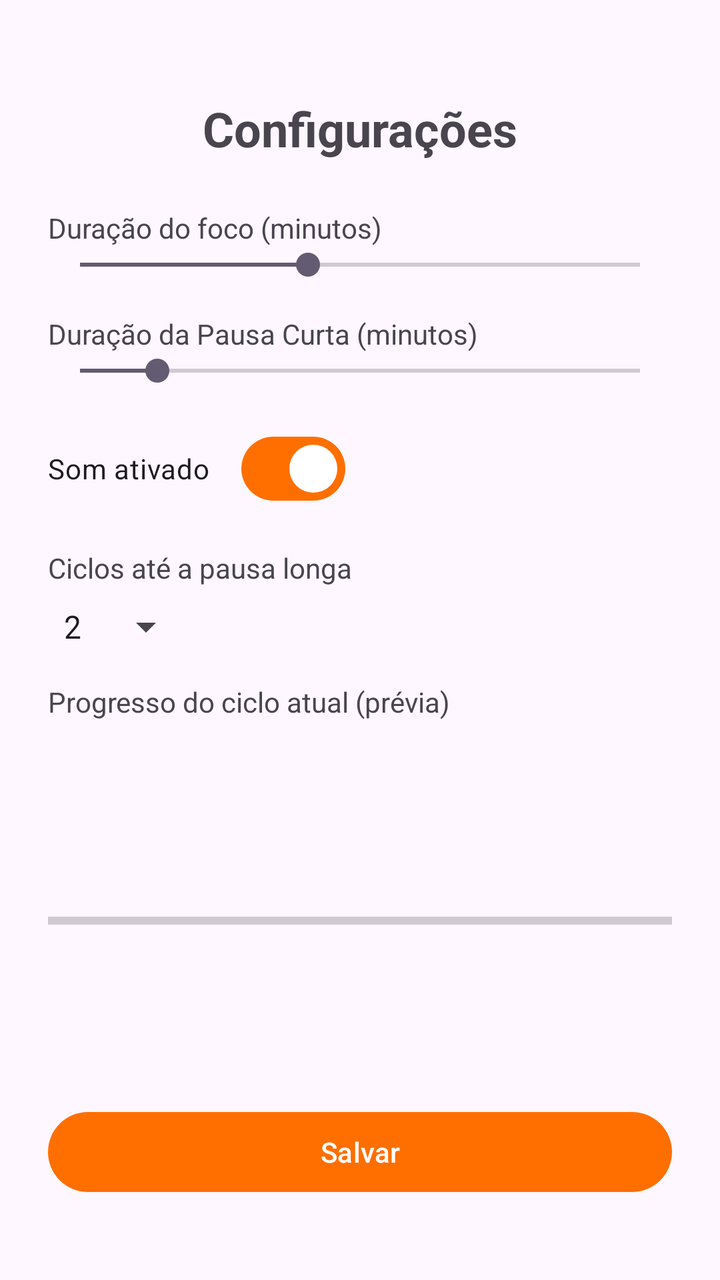
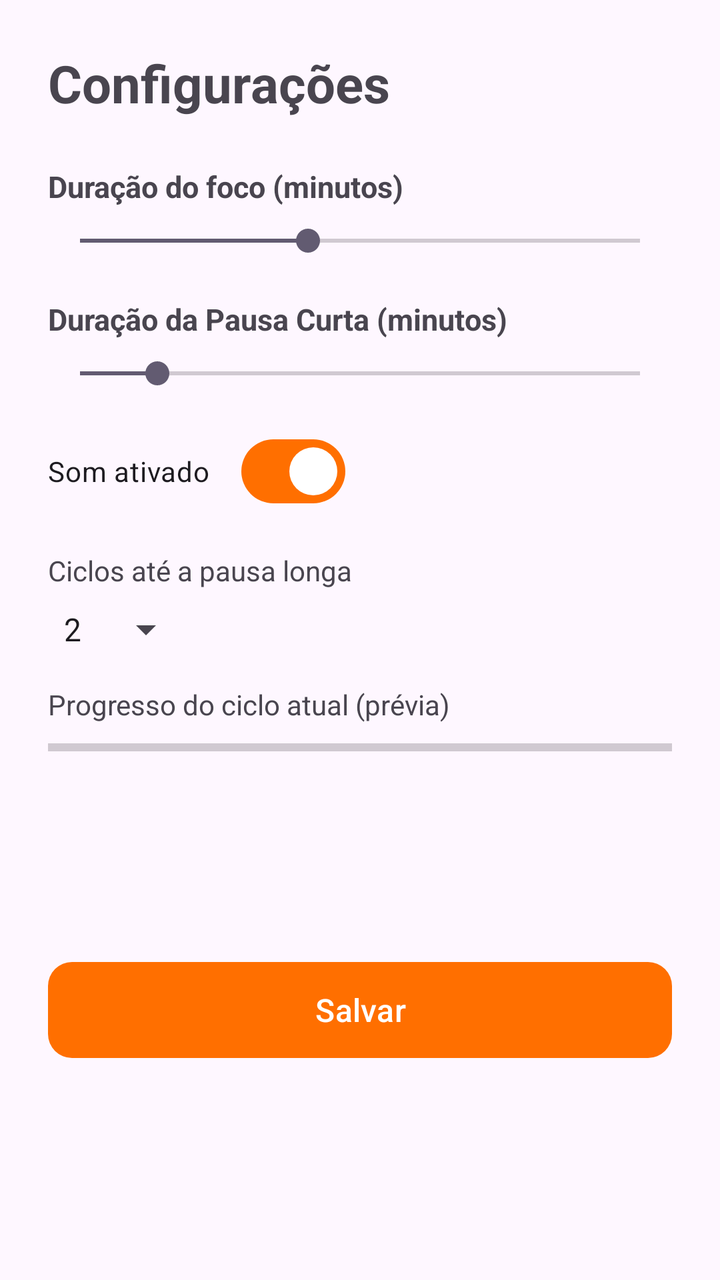

Screens rendered from an Android XML layout before and after an edit, with the pre-edit source and the edit as a unified diff.
<!-- AndroidManifest.xml: application theme Theme.FocusZone -->
<!-- res/layout/activity_configuracao.xml -->
<?xml version="1.0" encoding="utf-8"?>
<androidx.constraintlayout.widget.ConstraintLayout xmlns:android="http://schemas.android.com/apk/res/android"
    xmlns:app="http://schemas.android.com/apk/res-auto"
    android:layout_width="match_parent"
    android:layout_height="match_parent"
    android:padding="24dp">

    <com.google.android.material.textview.MaterialTextView
        android:id="@+id/tituloConfiguracaoText"
        android:layout_width="wrap_content"
        android:layout_height="wrap_content"
        android:text="@string/titulo_configuracao"
        android:textSize="24sp"
        android:textStyle="bold"
        app:layout_constraintTop_toTopOf="parent"
        app:layout_constraintStart_toStartOf="parent"
        app:layout_constraintEnd_toEndOf="parent"
        android:layout_marginTop="24dp"/>

    <TextView
        android:id="@+id/duracaoFocoLabel"
        android:layout_width="wrap_content"
        android:layout_height="wrap_content"
        android:text="@string/label_duracao_foco"
        app:layout_constraintTop_toBottomOf="@id/tituloConfiguracaoText"
        app:layout_constraintStart_toStartOf="parent"
        android:layout_marginTop="24dp"/>

    <SeekBar
        android:id="@+id/duracaoFocoSeekBar"
        android:layout_width="0dp"
        android:layout_height="wrap_content"
        android:min="1"
        android:max="60"
        android:progress="25"
        app:layout_constraintTop_toBottomOf="@id/duracaoFocoLabel"
        app:layout_constraintStart_toStartOf="parent"
        app:layout_constraintEnd_toEndOf="parent"/>

    <TextView
        android:id="@+id/duracaoPausaLabel"
        android:layout_width="wrap_content"
        android:layout_height="wrap_content"
        android:text="@string/duracao_pausa_curta"
        app:layout_constraintTop_toBottomOf="@id/duracaoFocoSeekBar"
        app:layout_constraintStart_toStartOf="parent"
        android:layout_marginTop="16dp"/>

    <SeekBar
        android:id="@+id/duracaoPausaSeekBar"
        android:layout_width="0dp"
        android:layout_height="wrap_content"
        android:min="1"
        android:max="30"
        android:progress="5"
        app:layout_constraintTop_toBottomOf="@id/duracaoPausaLabel"
        app:layout_constraintStart_toStartOf="parent"
        app:layout_constraintEnd_toEndOf="parent"/>

    <com.google.android.material.materialswitch.MaterialSwitch
        android:id="@+id/somAtivadoSwitch"
        android:layout_width="wrap_content"
        android:layout_height="wrap_content"
        android:text="@string/label_som_ativado"
        android:checked="true"
        app:layout_constraintTop_toBottomOf="@id/duracaoPausaSeekBar"
        app:layout_constraintStart_toStartOf="parent"
        android:layout_marginTop="16dp"/>
    <TextView
        android:id="@+id/ciclosLabel"
        android:layout_width="wrap_content"
        android:layout_height="wrap_content"
        android:text="@string/label_ciclos"
        app:layout_constraintTop_toBottomOf="@id/somAtivadoSwitch"
        app:layout_constraintStart_toStartOf="parent"
        android:layout_marginTop="16dp"/>

    <Spinner
        android:id="@+id/ciclosSpinner"
        android:layout_width="wrap_content"
        android:layout_height="wrap_content"
        android:entries="@array/opcoes_ciclos"
        app:layout_constraintTop_toBottomOf="@id/ciclosLabel"
        app:layout_constraintStart_toStartOf="parent"
        android:layout_marginTop="8dp"/>

    <TextView
        android:id="@+id/progressoCicloLabel"
        android:layout_width="wrap_content"
        android:layout_height="wrap_content"
        android:text="@string/label_progresso_ciclo"
        app:layout_constraintTop_toBottomOf="@id/ciclosSpinner"
        app:layout_constraintStart_toStartOf="parent"
        android:layout_marginTop="16dp"/>

    <ProgressBar
        android:id="@+id/progressoCicloBar"
        style="?android:attr/progressBarStyleHorizontal"
        android:layout_width="0dp"
        android:layout_height="wrap_content"
        android:max="100"
        android:progress="0"
        app:layout_constraintTop_toBottomOf="@id/progressoCicloLabel"
        app:layout_constraintBottom_toTopOf="@id/salvarConfiguracaoButton"
        app:layout_constraintStart_toStartOf="parent"
        app:layout_constraintEnd_toEndOf="parent"
        android:layout_marginTop="8dp"/>

    <com.google.android.material.button.MaterialButton
        android:id="@+id/salvarConfiguracaoButton"
        android:layout_width="0dp"
        android:layout_height="wrap_content"
        android:text="@string/btn_salvar"
        app:layout_constraintBottom_toBottomOf="parent"
        app:layout_constraintStart_toStartOf="parent"
        app:layout_constraintEnd_toEndOf="parent"
        android:layout_marginBottom="16dp"/>

</androidx.constraintlayout.widget.ConstraintLayout>
<!-- resources referenced by this layout -->
<resources>
  <string-array name="opcoes_ciclos">
          <item>2</item>
          <item>3</item>
          <item>4</item>
          <item>5</item>
          <item>6</item>
      </string-array>
  <string name="btn_salvar">Salvar</string>
  <string name="duracao_pausa_curta">Duração da Pausa Curta (minutos)</string>
  <string name="label_ciclos">Ciclos até a pausa longa</string>
  <string name="label_duracao_foco">Duração do foco (minutos)</string>
  <string name="label_progresso_ciclo">Progresso do ciclo atual (prévia)</string>
  <string name="label_som_ativado">Som ativado</string>
  <string name="titulo_configuracao">Configurações</string>
  <style name="Theme.FocusZone" parent="Base.Theme.FocusZone" />
  <style name="Base.Theme.FocusZone" parent="Theme.Material3.DayNight.NoActionBar">
          
          <item name="colorPrimary">@color/focusPrimary</item>
      </style>
  <color name="focusPrimary">#FF6F00</color>
</resources>

<!-- the commit's change to res/layout/activity_configuracao.xml (unified diff, before → after) -->
@@ -1,119 +1,132 @@
 <?xml version="1.0" encoding="utf-8"?>
-<androidx.constraintlayout.widget.ConstraintLayout xmlns:android="http://schemas.android.com/apk/res/android"
+<ScrollView xmlns:android="http://schemas.android.com/apk/res/android"
     xmlns:app="http://schemas.android.com/apk/res-auto"
     android:layout_width="match_parent"
     android:layout_height="match_parent"
-    android:padding="24dp">
+    android:fillViewport="true">
+    <androidx.constraintlayout.widget.ConstraintLayout
+        xmlns:app="http://schemas.android.com/apk/res-auto"
+        android:layout_width="match_parent"
+        android:layout_height="wrap_content"
+        android:padding="24dp">
 
-    <com.google.android.material.textview.MaterialTextView
-        android:id="@+id/tituloConfiguracaoText"
-        android:layout_width="wrap_content"
-        android:layout_height="wrap_content"
-        android:text="@string/titulo_configuracao"
-        android:textSize="24sp"
-        android:textStyle="bold"
-        app:layout_constraintTop_toTopOf="parent"
-        app:layout_constraintStart_toStartOf="parent"
-        app:layout_constraintEnd_toEndOf="parent"
-        android:layout_marginTop="24dp"/>
+        <com.google.android.material.textview.MaterialTextView
+            android:id="@+id/tituloConfiguracaoText"
+            android:layout_width="wrap_content"
+            android:layout_height="wrap_content"
+            android:text="@string/titulo_configuracao"
+            android:textSize="26sp"
+            android:textStyle="bold"
+            app:layout_constraintTop_toTopOf="parent"
+            app:layout_constraintStart_toStartOf="parent" />
 
-    <TextView
-        android:id="@+id/duracaoFocoLabel"
-        android:layout_width="wrap_content"
-        android:layout_height="wrap_content"
-        android:text="@string/label_duracao_foco"
-        app:layout_constraintTop_toBottomOf="@id/tituloConfiguracaoText"
-        app:layout_constraintStart_toStartOf="parent"
-        android:layout_marginTop="24dp"/>
+        <TextView
+            android:id="@+id/duracaoFocoLabel"
+            android:layout_width="wrap_content"
+            android:layout_height="wrap_content"
+            android:text="@string/label_duracao_foco"
+            android:textSize="15sp"
+            android:textStyle="bold"
+            app:layout_constraintTop_toBottomOf="@id/tituloConfiguracaoText"
+            app:layout_constraintStart_toStartOf="parent"
+            android:layout_marginTop="24dp" />
 
-    <SeekBar
-        android:id="@+id/duracaoFocoSeekBar"
-        android:layout_width="0dp"
-        android:layout_height="wrap_content"
-        android:min="1"
-        android:max="60"
-        android:progress="25"
-        app:layout_constraintTop_toBottomOf="@id/duracaoFocoLabel"
-        app:layout_constraintStart_toStartOf="parent"
-        app:layout_constraintEnd_toEndOf="parent"/>
+        <SeekBar
+            android:id="@+id/duracaoFocoSeekBar"
+            android:layout_width="0dp"
+            android:layout_height="wrap_content"
+            android:min="1"
+            android:max="60"
+            android:progress="25"
+            app:layout_constraintTop_toBottomOf="@id/duracaoFocoLabel"
+            app:layout_constraintStart_toStartOf="parent"
+            app:layout_constraintEnd_toEndOf="parent"
+            android:layout_marginTop="8dp" />
 
-    <TextView
-        android:id="@+id/duracaoPausaLabel"
-        android:layout_width="wrap_content"
-        android:layout_height="wrap_content"
-        android:text="@string/duracao_pausa_curta"
-        app:layout_constraintTop_toBottomOf="@id/duracaoFocoSeekBar"
-        app:layout_constraintStart_toStartOf="parent"
-        android:layout_marginTop="16dp"/>
+        <TextView
+            android:id="@+id/duracaoPausaLabel"
+            android:layout_width="wrap_content"
+            android:layout_height="wrap_content"
+            android:text="@string/duracao_pausa_curta"
+            android:textSize="15sp"
+            android:textStyle="bold"
+            app:layout_constraintTop_toBottomOf="@id/duracaoFocoSeekBar"
+            app:layout_constraintStart_toStartOf="parent"
+            android:layout_marginTop="20dp" />
 
-    <SeekBar
-        android:id="@+id/duracaoPausaSeekBar"
-        android:layout_width="0dp"
-        android:layout_height="wrap_content"
-        android:min="1"
-        android:max="30"
-        android:progress="5"
-        app:layout_constraintTop_toBottomOf="@id/duracaoPausaLabel"
-        app:layout_constraintStart_toStartOf="parent"
-        app:layout_constraintEnd_toEndOf="parent"/>
+        <SeekBar
+            android:id="@+id/duracaoPausaSeekBar"
+            android:layout_width="0dp"
+            android:layout_height="wrap_content"
+            android:min="1"
+            android:max="30"
+            android:progress="5"
+            app:layout_constraintTop_toBottomOf="@id/duracaoPausaLabel"
+            app:layout_constraintStart_toStartOf="parent"
+            app:layout_constraintEnd_toEndOf="parent"
+            android:layout_marginTop="8dp" />
 
-    <com.google.android.material.materialswitch.MaterialSwitch
-        android:id="@+id/somAtivadoSwitch"
-        android:layout_width="wrap_content"
-        android:layout_height="wrap_content"
-        android:text="@string/label_som_ativado"
-        android:checked="true"
-        app:layout_constraintTop_toBottomOf="@id/duracaoPausaSeekBar"
-        app:layout_constraintStart_toStartOf="parent"
-        android:layout_marginTop="16dp"/>
-    <TextView
-        android:id="@+id/ciclosLabel"
-        android:layout_width="wrap_content"
-        android:layout_height="wrap_content"
-        android:text="@string/label_ciclos"
-        app:layout_constraintTop_toBottomOf="@id/somAtivadoSwitch"
-        app:layout_constraintStart_toStartOf="parent"
-        android:layout_marginTop="16dp"/>
+        <com.google.android.material.materialswitch.MaterialSwitch
+            android:id="@+id/somAtivadoSwitch"
+            android:layout_width="wrap_content"
+            android:layout_height="wrap_content"
+            android:text="@string/label_som_ativado"
+            android:checked="true"
+            app:layout_constraintTop_toBottomOf="@id/duracaoPausaSeekBar"
+            app:layout_constraintStart_toStartOf="parent"
+            android:layout_marginTop="16dp"/>
+        <TextView
+            android:id="@+id/ciclosLabel"
+            android:layout_width="wrap_content"
+            android:layout_height="wrap_content"
+            android:text="@string/label_ciclos"
+            app:layout_constraintTop_toBottomOf="@id/somAtivadoSwitch"
+            app:layout_constraintStart_toStartOf="parent"
+            android:layout_marginTop="16dp"/>
 
-    <Spinner
-        android:id="@+id/ciclosSpinner"
-        android:layout_width="wrap_content"
-        android:layout_height="wrap_content"
-        android:entries="@array/opcoes_ciclos"
-        app:layout_constraintTop_toBottomOf="@id/ciclosLabel"
-        app:layout_constraintStart_toStartOf="parent"
-        android:layout_marginTop="8dp"/>
+        <Spinner
+            android:id="@+id/ciclosSpinner"
+            android:layout_width="wrap_content"
+            android:layout_height="wrap_content"
+            android:entries="@array/opcoes_ciclos"
+            app:layout_constraintTop_toBottomOf="@id/ciclosLabel"
+            app:layout_constraintStart_toStartOf="parent"
+            android:layout_marginTop="8dp"/>
 
-    <TextView
-        android:id="@+id/progressoCicloLabel"
-        android:layout_width="wrap_content"
-        android:layout_height="wrap_content"
-        android:text="@string/label_progresso_ciclo"
-        app:layout_constraintTop_toBottomOf="@id/ciclosSpinner"
-        app:layout_constraintStart_toStartOf="parent"
-        android:layout_marginTop="16dp"/>
+        <TextView
+            android:id="@+id/progressoCicloLabel"
+            android:layout_width="wrap_content"
+            android:layout_height="wrap_content"
+            android:text="@string/label_progresso_ciclo"
+            app:layout_constraintTop_toBottomOf="@id/ciclosSpinner"
+            app:layout_constraintStart_toStartOf="parent"
+            android:layout_marginTop="16dp"/>
 
-    <ProgressBar
-        android:id="@+id/progressoCicloBar"
-        style="?android:attr/progressBarStyleHorizontal"
-        android:layout_width="0dp"
-        android:layout_height="wrap_content"
-        android:max="100"
-        android:progress="0"
-        app:layout_constraintTop_toBottomOf="@id/progressoCicloLabel"
-        app:layout_constraintBottom_toTopOf="@id/salvarConfiguracaoButton"
-        app:layout_constraintStart_toStartOf="parent"
-        app:layout_constraintEnd_toEndOf="parent"
-        android:layout_marginTop="8dp"/>
+        <ProgressBar
+            android:id="@+id/progressoCicloBar"
+            style="?android:attr/progressBarStyleHorizontal"
+            android:layout_width="0dp"
+            android:layout_height="8dp"
+            android:max="100"
+            android:progress="0"
+            app:layout_constraintTop_toBottomOf="@id/progressoCicloLabel"
+            app:layout_constraintStart_toStartOf="parent"
+            app:layout_constraintEnd_toEndOf="parent"
+            android:layout_marginTop="8dp" />
 
-    <com.google.android.material.button.MaterialButton
-        android:id="@+id/salvarConfiguracaoButton"
-        android:layout_width="0dp"
-        android:layout_height="wrap_content"
-        android:text="@string/btn_salvar"
-        app:layout_constraintBottom_toBottomOf="parent"
-        app:layout_constraintStart_toStartOf="parent"
-        app:layout_constraintEnd_toEndOf="parent"
-        android:layout_marginBottom="16dp"/>
+        <com.google.android.material.button.MaterialButton
+            android:id="@+id/salvarConfiguracaoButton"
+            android:layout_width="0dp"
+            android:layout_height="56dp"
+            android:text="@string/btn_salvar"
+            android:textSize="16sp"
+            app:cornerRadius="12dp"
+            app:layout_constraintTop_toBottomOf="@id/progressoCicloBar"
+            app:layout_constraintBottom_toBottomOf="parent"
+            app:layout_constraintStart_toStartOf="parent"
+            app:layout_constraintEnd_toEndOf="parent"
+            android:layout_marginTop="32dp"
+            android:layout_marginBottom="16dp" />
 
-</androidx.constraintlayout.widget.ConstraintLayout>
+    </androidx.constraintlayout.widget.ConstraintLayout>
+</ScrollView>
